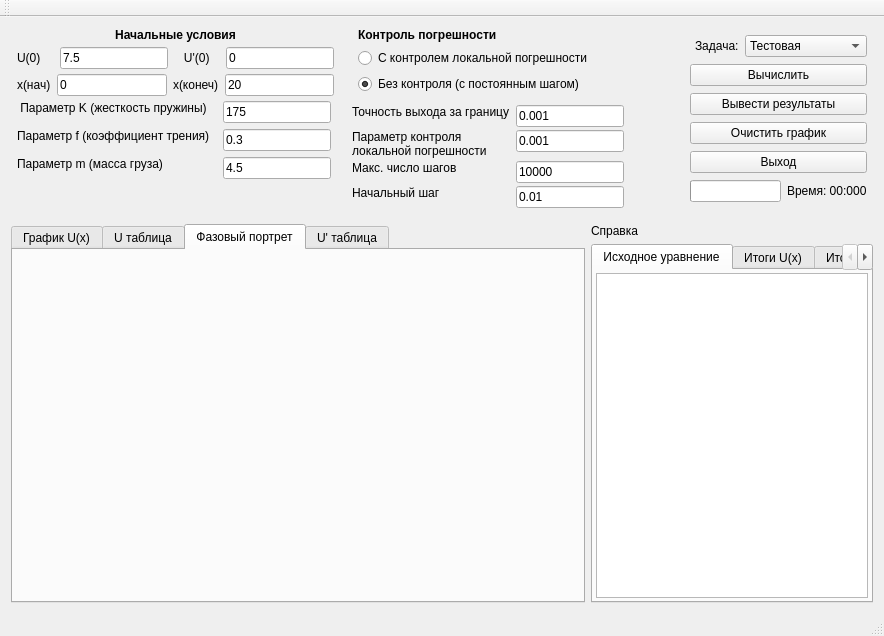
First picture: the form in mainwindow.ui, repository BlackAngel2108/RK4, before the edit.
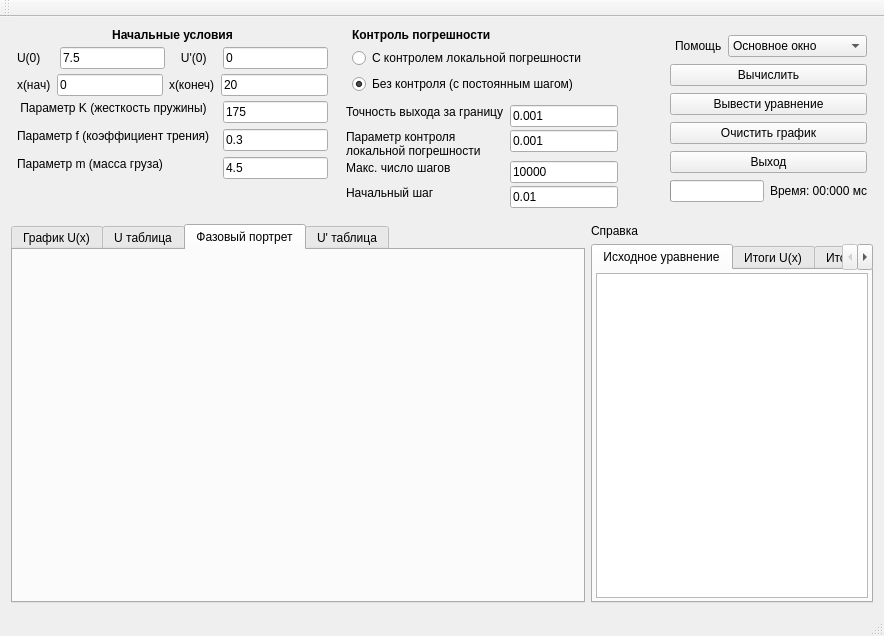
Second picture: the form after the edit.

Commit message: Add Ui and global_p

What changed in the file:
```diff
--- a/mainwindow.ui
+++ b/mainwindow.ui
@@ -520,7 +520,7 @@
              <string>&lt;html&gt;&lt;head/&gt;&lt;body&gt;&lt;p&gt;Задача&lt;/p&gt;&lt;/body&gt;&lt;/html&gt;</string>
             </property>
             <property name="text">
-             <string>Задача:</string>
+             <string>Помощь</string>
             </property>
             <property name="indent">
              <number>5</number>
@@ -541,14 +541,17 @@
             <property name="editable">
              <bool>false</bool>
             </property>
+            <property name="currentText">
+             <string>Основное окно</string>
+            </property>
             <item>
              <property name="text">
-              <string>Тестовая</string>
+              <string>Основное окно</string>
              </property>
             </item>
             <item>
              <property name="text">
-              <string>Основная</string>
+              <string>Постановка задачи</string>
              </property>
             </item>
            </widget>
@@ -577,7 +580,7 @@
            </sizepolicy>
           </property>
           <property name="text">
-           <string>Вывести результаты</string>
+           <string>Вывести уравнение</string>
           </property>
          </widget>
         </item>
@@ -645,7 +648,7 @@
                </sizepolicy>
               </property>
               <property name="text">
-               <string>Время: 00:000</string>
+               <string>Время: 00:000 мс</string>
               </property>
              </widget>
             </item>
@@ -813,7 +816,7 @@
      <x>0</x>
      <y>0</y>
      <width>884</width>
-     <height>23</height>
+     <height>17</height>
     </rect>
    </property>
   </widget>
```
The commit also changes 7 other files.
